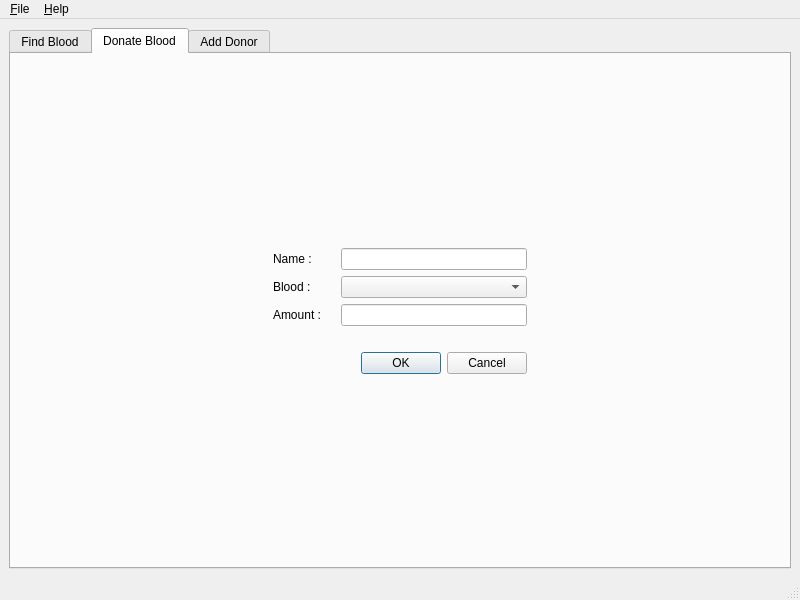
Before: the Qt Designer form ui/mainwindow.ui in Akshaylal/blood-bank-database, drawn with Qt 5.
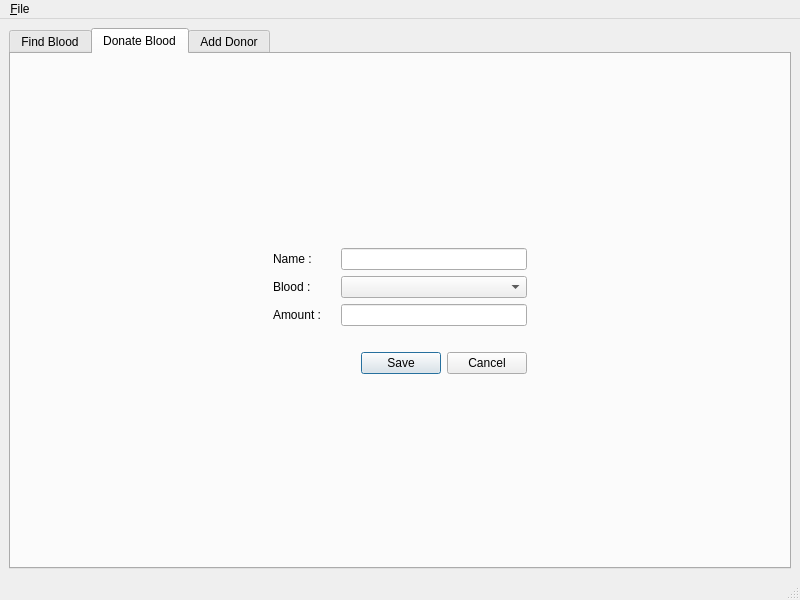
After: the same form once the commit is applied. The open tabs and pages were chosen to show the change. Icons and pictures are not drawn.

Commit message: donate page

The edit to the form file:
```diff
--- a/ui/mainwindow.ui
+++ b/ui/mainwindow.ui
@@ -119,13 +119,6 @@
             </property>
            </widget>
           </item>
-          <item row="4" column="1">
-           <widget class="QDialogButtonBox" name="buttonBox">
-            <property name="standardButtons">
-             <set>QDialogButtonBox::Cancel|QDialogButtonBox::Ok</set>
-            </property>
-           </widget>
-          </item>
           <item row="3" column="1">
            <widget class="QLabel" name="label_11">
             <property name="text">
@@ -133,9 +126,16 @@
             </property>
            </widget>
           </item>
+          <item row="4" column="1">
+           <widget class="QDialogButtonBox" name="buttonBoxDonate">
+            <property name="standardButtons">
+             <set>QDialogButtonBox::Cancel|QDialogButtonBox::Save</set>
+            </property>
+           </widget>
+          </item>
          </layout>
         </item>
-        <item row="1" column="2">
+        <item row="1" column="3">
          <spacer name="horizontalSpacer_4">
           <property name="orientation">
            <enum>Qt::Horizontal</enum>
@@ -406,13 +406,7 @@
     </property>
     <addaction name="actionQuit"/>
    </widget>
-   <widget class="QMenu" name="menuHelp">
-    <property name="title">
-     <string>&amp;Help</string>
-    </property>
-   </widget>
    <addaction name="menuFile"/>
-   <addaction name="menuHelp"/>
   </widget>
   <widget class="QStatusBar" name="statusbar"/>
   <action name="actionQuit">
```
The commit also changes 2 other files.
